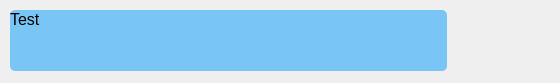
Above: qml/ui/ownmessage.ui from Nordgedanken/Morpheus before the change. Below: the same form after it.
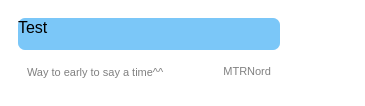
That is the form after the change. Icons and pictures are not drawn.

```diff
--- a/qml/ui/ownmessage.ui
+++ b/qml/ui/ownmessage.ui
@@ -6,35 +6,59 @@
    <rect>
     <x>0</x>
     <y>0</y>
-    <width>560</width>
-    <height>83</height>
+    <width>365</width>
+    <height>106</height>
    </rect>
   </property>
   <property name="windowTitle">
    <string>Form</string>
   </property>
+  <property name="styleSheet">
+   <string notr="true">background-color:transparent;</string>
+  </property>
+  <layout class="QHBoxLayout" name="horizontalLayout_2">
+   <property name="leftMargin">
+    <number>0</number>
+   </property>
+   <property name="topMargin">
+    <number>0</number>
+   </property>
+   <property name="rightMargin">
+    <number>0</number>
+   </property>
+   <property name="bottomMargin">
+    <number>0</number>
+   </property>
+   <item>
   <widget class="QWidget" name="widget_2" native="true">
-   <property name="geometry">
-    <rect>
-     <x>476</x>
-     <y>0</y>
-     <width>84</width>
-     <height>84</height>
-    </rect>
-   </property>
+     <property name="sizePolicy">
+      <sizepolicy hsizetype="Preferred" vsizetype="Preferred">
+       <horstretch>0</horstretch>
+       <verstretch>0</verstretch>
+      </sizepolicy>
+     </property>
+     <layout class="QGridLayout" name="gridLayout">
+      <item row="0" column="1">
+       <widget class="QWidget" name="widget_3" native="true">
    <property name="sizePolicy">
-    <sizepolicy hsizetype="Fixed" vsizetype="Fixed">
+         <sizepolicy hsizetype="Preferred" vsizetype="Preferred">
      <horstretch>0</horstretch>
      <verstretch>0</verstretch>
     </sizepolicy>
    </property>
+        <property name="minimumSize">
+         <size>
+          <width>61</width>
+          <height>61</height>
+         </size>
+        </property>
    <widget class="QLabel" name="avatar">
     <property name="geometry">
      <rect>
       <x>0</x>
       <y>0</y>
-      <width>84</width>
-      <height>84</height>
+           <width>61</width>
+           <height>61</height>
      </rect>
     </property>
     <property name="sizePolicy">
@@ -52,35 +76,29 @@
     <property name="scaledContents">
      <bool>true</bool>
     </property>
-   </widget>
-  </widget>
+         <property name="alignment">
+          <set>Qt::AlignCenter</set>
+         </property>
+         <property name="wordWrap">
+          <bool>false</bool>
+         </property>
+         <property name="textInteractionFlags">
+          <set>Qt::NoTextInteraction</set>
+         </property>
+        </widget>
+       </widget>
+      </item>
+      <item row="0" column="0">
   <widget class="QWidget" name="widget" native="true">
-   <property name="geometry">
-    <rect>
-     <x>10</x>
-     <y>10</y>
-     <width>437</width>
-     <height>61</height>
-    </rect>
-   </property>
    <layout class="QVBoxLayout" name="verticalLayout">
-    <property name="spacing">
-     <number>0</number>
-    </property>
-    <property name="leftMargin">
-     <number>0</number>
-    </property>
-    <property name="topMargin">
-     <number>0</number>
-    </property>
-    <property name="rightMargin">
-     <number>0</number>
-    </property>
-    <property name="bottomMargin">
-     <number>0</number>
-    </property>
     <item>
      <widget class="QLabel" name="messageContent">
+           <property name="sizePolicy">
+            <sizepolicy hsizetype="Expanding" vsizetype="Preferred">
+             <horstretch>0</horstretch>
+             <verstretch>0</verstretch>
+            </sizepolicy>
+           </property>
       <property name="font">
        <font>
         <family>Arial</family>
@@ -89,9 +107,11 @@
        </font>
       </property>
       <property name="styleSheet">
-       <string notr="true">background-color: rgb(121, 198, 246);
+            <string notr="true">/*OLD COLOR
+background-color: rgb(242, 244, 248); */
+background-color: rgb(123, 199, 248);
 border: 0;
-border-radius:5px;</string>
+border-radius:7px;</string>
       </property>
       <property name="text">
        <string>Test</string>
@@ -108,10 +128,72 @@
       <property name="openExternalLinks">
        <bool>true</bool>
       </property>
-     </widget>
-    </item>
-   </layout>
-  </widget>
+           <property name="textInteractionFlags">
+            <set>Qt::LinksAccessibleByMouse|Qt::TextSelectableByKeyboard|Qt::TextSelectableByMouse</set>
+           </property>
+          </widget>
+         </item>
+         <item>
+          <widget class="QWidget" name="subMessageWidget" native="true">
+           <layout class="QHBoxLayout" name="horizontalLayout">
+            <item>
+             <widget class="QLabel" name="timestamp">
+              <property name="font">
+               <font>
+                <pointsize>8</pointsize>
+               </font>
+              </property>
+              <property name="styleSheet">
+               <string notr="true">color:grey;</string>
+              </property>
+              <property name="text">
+               <string>Way to early to say a time^^</string>
+              </property>
+              <property name="alignment">
+               <set>Qt::AlignLeading|Qt::AlignLeft|Qt::AlignVCenter</set>
+              </property>
+              <property name="openExternalLinks">
+               <bool>true</bool>
+              </property>
+              <property name="textInteractionFlags">
+               <set>Qt::LinksAccessibleByMouse</set>
+              </property>
+             </widget>
+            </item>
+            <item>
+             <widget class="QLabel" name="sender">
+              <property name="font">
+               <font>
+                <pointsize>8</pointsize>
+               </font>
+              </property>
+              <property name="styleSheet">
+               <string notr="true">color:grey;</string>
+              </property>
+              <property name="text">
+               <string>MTRNord</string>
+              </property>
+              <property name="alignment">
+               <set>Qt::AlignRight|Qt::AlignTrailing|Qt::AlignVCenter</set>
+              </property>
+              <property name="openExternalLinks">
+               <bool>true</bool>
+              </property>
+              <property name="textInteractionFlags">
+               <set>Qt::LinksAccessibleByMouse|Qt::TextSelectableByKeyboard|Qt::TextSelectableByMouse</set>
+              </property>
+             </widget>
+            </item>
+           </layout>
+          </widget>
+         </item>
+        </layout>
+       </widget>
+      </item>
+     </layout>
+    </widget>
+   </item>
+  </layout>
  </widget>
  <resources/>
  <connections/>
```
Left out of the diff: 7 changed lines with no effect on the pictures. Lines whose indentation alone changed are shown as unchanged.
